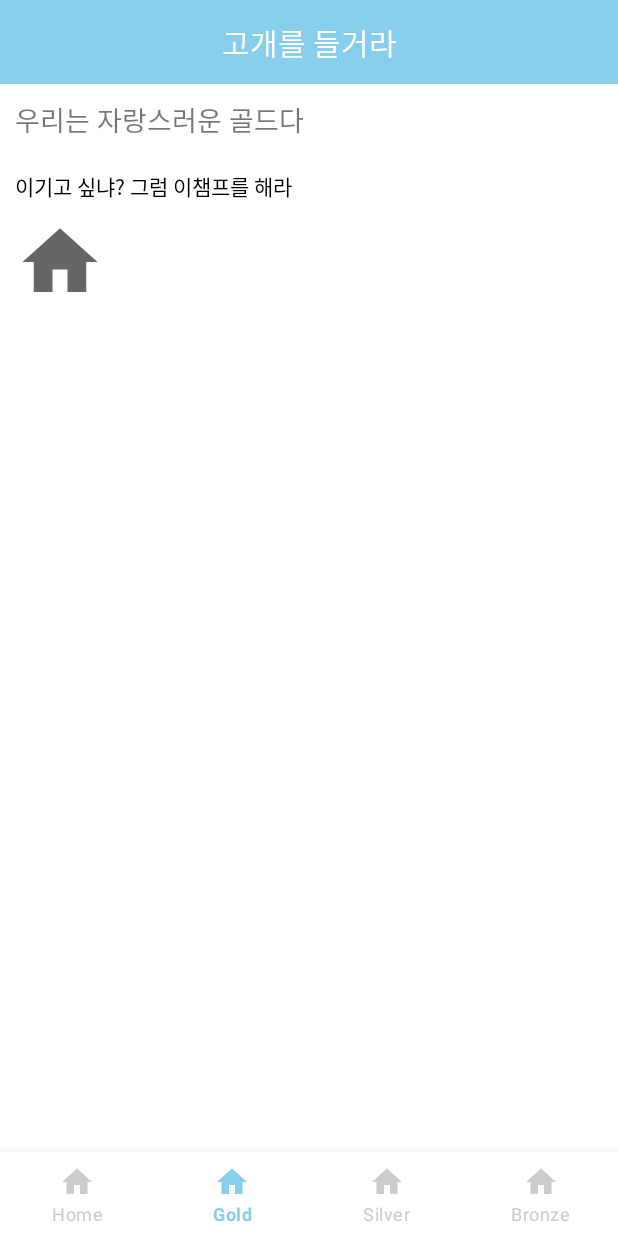
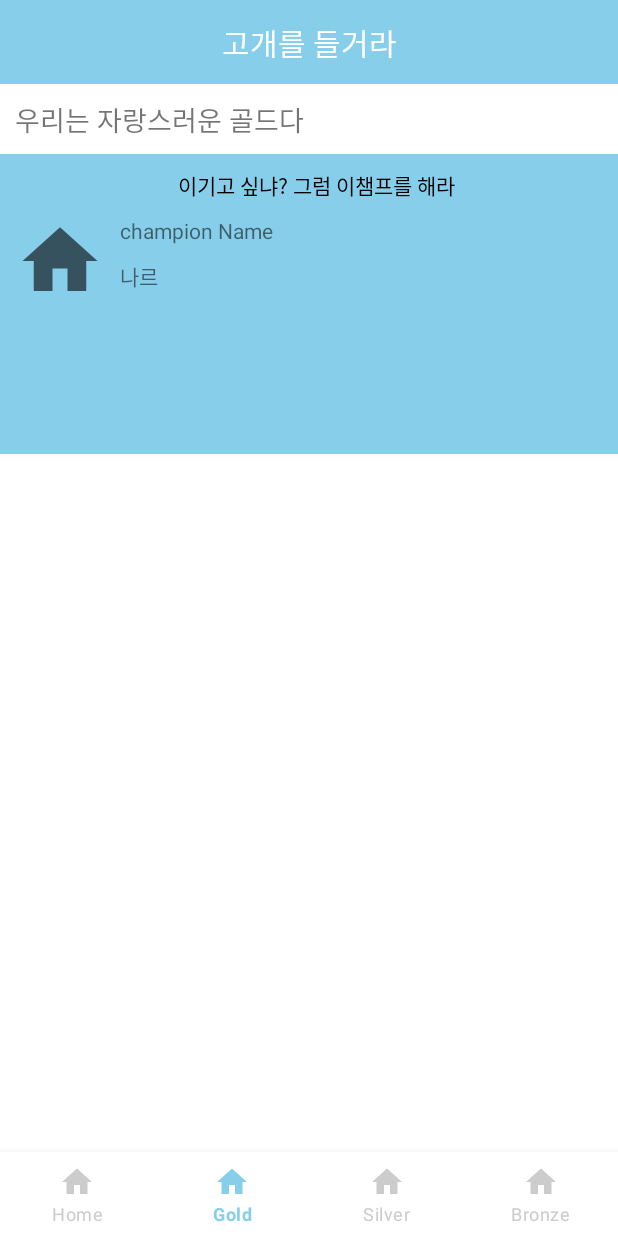
Before and after one commit to postop09/STUDY_goldddak, an Android app: the screen it shows after launch (MainActivity), on a phone screen of 412 x 824 dp. Run offline under Robolectric (Android 15) with nearby library versions, the phone set to English and light mode, and no system bars.

Commit message:
[Feat] xml 수정 및 Fragment에서 api 호출(진행중)

```diff
--- a/app/app/src/main/java/test/map/goldddak/Riot_URL.kt
+++ b/app/app/src/main/java/test/map/goldddak/Riot_URL.kt
@@ -13,6 +13,6 @@ object Riot_URL {
 
     const val MATCH_INFO = "/lol/match/v5/matches/{matchId}"
 
-    const val API_KEY = "RGAPI-e5463bac-b13b-4ac5-be18-bc3f188cba7e"
+    const val API_KEY = "RGAPI-7d6619fa-b472-4bb3-a8d9-a7da0f6b78db"
     const val TAG:String = "로그"
 }
--- a/app/app/src/main/java/test/map/goldddak/mainfragment/GoldFragment.kt
+++ b/app/app/src/main/java/test/map/goldddak/mainfragment/GoldFragment.kt
@@ -1,13 +1,24 @@
 package test.map.goldddak.mainfragment
 
 import android.os.Bundle
+import android.util.Log
 import android.view.LayoutInflater
 import android.view.View
 import android.view.ViewGroup
 import androidx.fragment.app.Fragment
+import test.map.goldddak.Riot_URL.TAG
 import test.map.goldddak.databinding.GoldFragmentBinding
 
 class GoldFragment:Fragment() {
+
+    override fun onCreate(savedInstanceState: Bundle?) {
+        super.onCreate(savedInstanceState)
+        //onCreate에서 데이터를 불러와야 한다?
+        CallGoldRate()
+        Log.d(TAG, "onCreate: GOldDakcall")
+    }
+
+
 
     override fun onCreateView(
         inflater: LayoutInflater,
@@ -18,4 +29,12 @@ class GoldFragment:Fragment() {
         val binding = GoldFragmentBinding.inflate(inflater,container,false)
         return binding.root
     }
+
+    private fun CallGoldRate() {
+
+    }
+
+
+
+
 }
--- a/app/app/src/main/res/layout/gold_fragment.xml
+++ b/app/app/src/main/res/layout/gold_fragment.xml
@@ -20,37 +20,49 @@
 
         <View
             android:id="@+id/goldtopview"
-            android:layout_marginTop="10dp"
+            android:layout_width="match_parent"
+            android:layout_height="200dp"
             android:layout_below="@id/goldTitleTextView"
-            android:layout_width="match_parent"
-            android:layout_height="200dp"/>
+            android:layout_marginTop="9dp"
+            android:background="@color/skyblue" />
 
         <TextView
-
             android:id="@+id/InViewTopTextView"
-            android:textColor="@color/black"
-            android:fontFamily="@font/nanumgothic_regular"
+            android:layout_width="match_parent"
+            android:layout_height="wrap_content"
+            android:layout_alignStart="@id/goldtopview"
+            android:layout_alignTop="@id/goldtopview"
             android:layout_marginStart="10dp"
             android:layout_marginTop="10dp"
+            android:fontFamily="@font/nanumgothic_regular"
+            android:gravity="center"
             android:text="이기고 싶냐? 그럼 이챔프를 해라"
-            android:layout_alignTop="@id/goldtopview"
-            android:layout_alignStart="@id/goldtopview"
+            android:textColor="@color/black" />
+
+        <ImageView
+            android:id="@+id/championImageView"
+            android:layout_width="60dp"
+            android:layout_height="60dp"
+            android:layout_below="@id/InViewTopTextView"
+            android:layout_margin="10dp"
+            android:src="@drawable/ic_baseline_home_24" />
+
+        <TextView
+            android:id="@+id/championNameTextView"
+            android:layout_width="wrap_content"
+            android:layout_height="wrap_content"
+            android:layout_alignTop="@id/championImageView"
+            android:layout_toEndOf="@id/championImageView"
+            android:text="champion Name" />
+
+
+        <TextView
+            android:layout_marginTop="10dp"
+            android:text="나르"
+            android:layout_toEndOf="@id/championImageView"
+            android:layout_below="@+id/championNameTextView"
             android:layout_width="wrap_content"
             android:layout_height="wrap_content"/>
-
-        <ImageView
-            android:src="@drawable/ic_baseline_home_24"
-            android:layout_margin="10dp"
-            android:layout_below="@id/InViewTopTextView"
-            android:layout_width="60dp"
-            android:layout_height="60dp"/>
-
-
-
-
-
-
-
 
 
     </RelativeLayout>
```
Also changed, not shown: app/app/src/main/java/test/map/goldddak/MainActivity.kt (+1 -0 lines).
